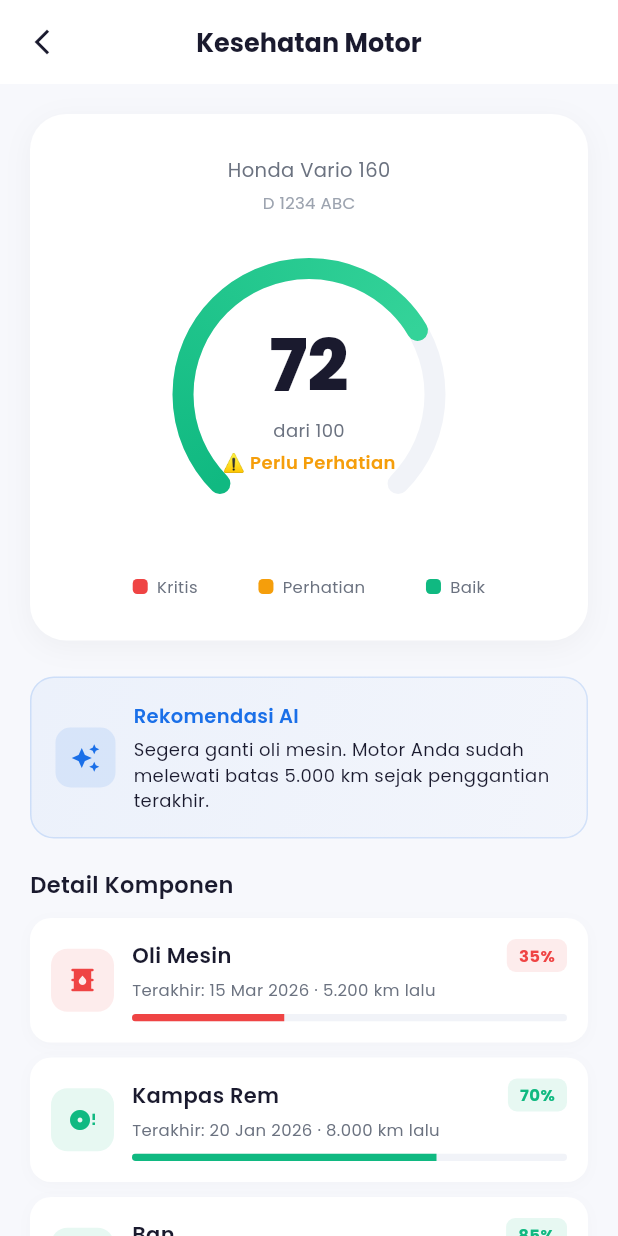
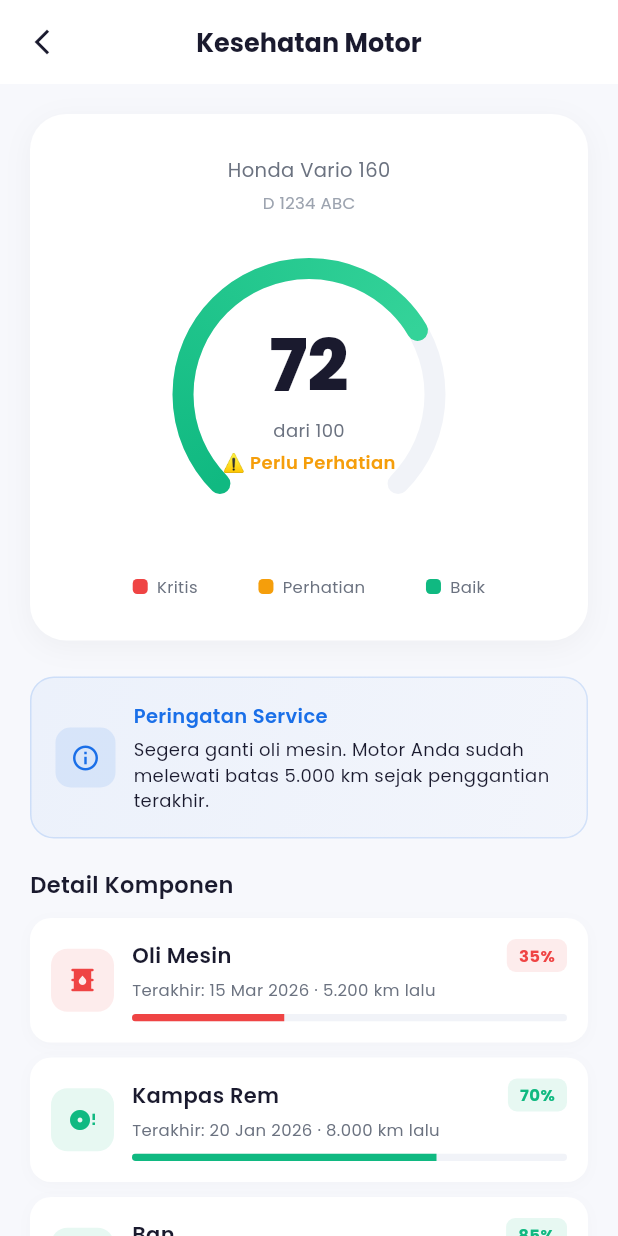
Before and after one commit to marcelaritonang/otocare-astrapay, a Flutter app: the HomeTab screen opened directly, after a tap on "72", on a phone screen of 412 x 824 dp. Run offline on Flutter 3.47's test engine with Material 3 defaults, Android fonts, the phone set to English and light mode, and no system bars; our stand-ins replace flutter_map, google_fonts, latlong2, qr_flutter.

Commit message:
refactor: remove AI-related features (AI Assistant, AI Tips card, AI recommendation label)

```diff
--- a/lib/screens/customer/health_score_screen.dart
+++ b/lib/screens/customer/health_score_screen.dart
@@ -119,14 +119,14 @@
               color: AppTheme.primaryBlue.withOpacity(0.1),
               borderRadius: BorderRadius.circular(10),
             ),
-            child: const Icon(Icons.auto_awesome, color: AppTheme.primaryBlue, size: 20),
+            child: const Icon(Icons.info_outline, color: AppTheme.primaryBlue, size: 20),
           ),
           const SizedBox(width: 12),
           const Expanded(
             child: Column(
               crossAxisAlignment: CrossAxisAlignment.start,
               children: [
-                Text('Rekomendasi AI', style: TextStyle(fontSize: 13, fontWeight: FontWeight.w600, color: AppTheme.primaryBlue)),
+                Text('Peringatan Service', style: TextStyle(fontSize: 13, fontWeight: FontWeight.w600, color: AppTheme.primaryBlue)),
                 SizedBox(height: 4),
                 Text(
                   'Segera ganti oli mesin. Motor Anda sudah melewati batas 5.000 km sejak penggantian terakhir.',
--- a/lib/screens/customer/home_tab.dart
+++ b/lib/screens/customer/home_tab.dart
@@ -6,7 +6,6 @@
 import 'health_score_screen.dart';
 import 'sos_screen.dart';
 import 'rewards_screen.dart';
-import 'ai_assistant_screen.dart';
 
 class HomeTab extends StatelessWidget {
   final Function(int)? onTabSwitch;
@@ -35,8 +34,6 @@
             _buildNearbyBengkel(context),
             const SizedBox(height: 20),
             _buildRewardsCard(context),
-            const SizedBox(height: 20),
-            _buildAITipsCard(context),
             const SizedBox(height: 20),
             _buildPromoSection(),
             const SizedBox(height: 24),
@@ -843,83 +840,6 @@
     );
   }
 
-  Widget _buildAITipsCard(BuildContext context) {
-    return Padding(
-      padding: const EdgeInsets.symmetric(horizontal: 20),
-      child: GestureDetector(
-        onTap: () => Navigator.push(context, MaterialPageRoute(builder: (_) => const AIAssistantScreen())),
-        child: Container(
-          padding: const EdgeInsets.all(16),
-          decoration: BoxDecoration(
-            gradient: LinearGradient(
-              colors: [AppTheme.primaryBlue.withOpacity(0.06), const Color(0xFF7C4DFF).withOpacity(0.04)],
-              begin: Alignment.topLeft,
-              end: Alignment.bottomRight,
-            ),
-            borderRadius: BorderRadius.circular(16),
-            border: Border.all(color: AppTheme.primaryBlue.withOpacity(0.15)),
-          ),
-          child: Column(
-            crossAxisAlignment: CrossAxisAlignment.start,
-            children: [
-              Row(
-                children: [
-                  Container(
-                    width: 36, height: 36,
-                    decoration: BoxDecoration(
-                      gradient: AppTheme.primaryGradient,
-                      borderRadius: BorderRadius.circular(9),
-                    ),
-                    child: const Icon(Icons.auto_awesome, color: Colors.white, size: 18),
-                  ),
-                  const SizedBox(width: 10),
-                  const Expanded(
-                    child: Column(
-                      crossAxisAlignment: CrossAxisAlignment.start,
-                      children: [
-                        Text('OtoCare AI Assistant', style: TextStyle(fontSize: 14, fontWeight: FontWeight.w700, color: AppTheme.textDark)),
-                        Text('Prediksi & tips perawatan cerdas', style: TextStyle(fontSize: 11, color: AppTheme.textGrey)),
-                      ],
-                    ),
-                  ),
-                  Container(
-                    padding: const EdgeInsets.all(8),
-                    decoration: BoxDecoration(
-                      color: Colors.white,
-                      borderRadius: BorderRadius.circular(8),
-                    ),
-                    child: const Icon(Icons.arrow_forward_ios, size: 14, color: AppTheme.primaryBlue),
-                  ),
-                ],
-              ),
-              const SizedBox(height: 12),
-              Container(
-                width: double.infinity,
-                padding: const EdgeInsets.all(10),
-                decoration: BoxDecoration(
-                  color: Colors.white.withOpacity(0.7),
-                  borderRadius: BorderRadius.circular(10),
-                ),
-                child: const Row(
-                  children: [
-                    Text('💡', style: TextStyle(fontSize: 16)),
-                    SizedBox(width: 8),
-                    Expanded(
-                      child: Text(
-                        'Tips: Ganti oli tepat waktu bisa perpanjang umur mesin hingga 30%!',
-                        style: TextStyle(fontSize: 12, color: AppTheme.textDark, height: 1.3),
-                      ),
-                    ),
-                  ],
-                ),
-              ),
-            ],
-          ),
-        ),
-      ),
-    );
-  }
-
   Widget _buildPromoSection() {
     return Padding(
       padding: const EdgeInsets.symmetric(horizontal: 20),
```
